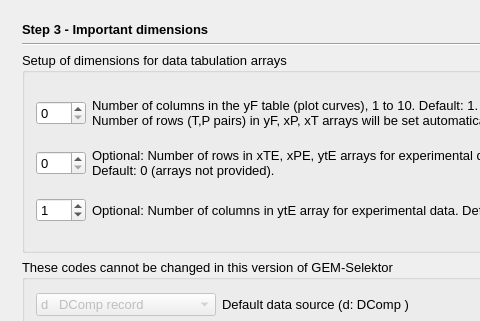
This is GUI/Dialogs4/RTparmWizard4.ui in gemshub/GEMSGUI as Qt 5 draws it before an edit; both pictures show x 0 to 480 and y 0 to 321 of the 659 by 510 pixel window. The edited form follows.
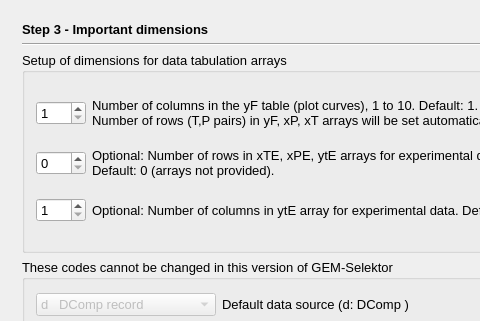
This is the edited form. The open tabs and pages were chosen to show the change.

Commit message: Corrections in Compos wizard and window pages configuration, related to Compos help documentation files; added closing the vis_od.ini and vis_cn.ini files after reading.

```diff
--- a/GUI/Dialogs4/RTparmWizard4.ui
+++ b/GUI/Dialogs4/RTparmWizard4.ui
@@ -642,13 +642,13 @@
              </size>
             </property>
             <property name="minimum">
-             <number>0</number>
+             <number>1</number>
             </property>
             <property name="maximum">
              <number>20</number>
             </property>
             <property name="value">
-             <number>0</number>
+             <number>1</number>
             </property>
            </widget>
           </item>
@@ -717,7 +717,7 @@
              </size>
             </property>
             <property name="minimum">
-             <number>0</number>
+             <number>1</number>
             </property>
             <property name="maximum">
              <number>10</number>
```
Left out of the diff: 5 changed lines with no effect on the pictures. The commit also changes 7 other files.
